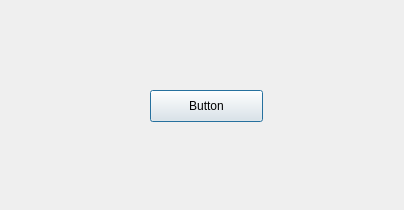
Qt form ui/watering_waterBalance_dialog.ui (Ingeniousware/QGISWaterIng) before a commit.
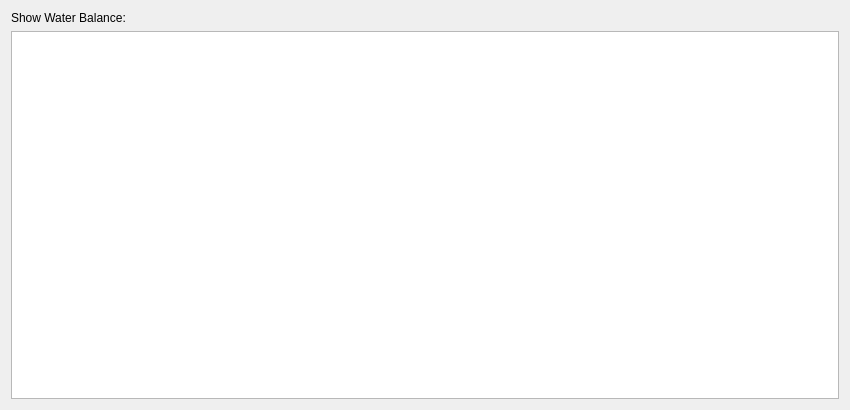
The same form after that commit.

Commit message: water balance

Diff of the .ui file:
```diff
--- a/ui/watering_waterBalance_dialog.ui
+++ b/ui/watering_waterBalance_dialog.ui
@@ -9,26 +9,25 @@
    <rect>
     <x>0</x>
     <y>0</y>
-    <width>404</width>
-    <height>210</height>
+    <width>850</width>
+    <height>410</height>
    </rect>
   </property>
   <property name="windowTitle">
    <string>Watering Water Balance</string>
   </property>
-  <widget class="QPushButton" name="pushButton">
-   <property name="geometry">
-    <rect>
-     <x>150</x>
-     <y>90</y>
-     <width>113</width>
-     <height>32</height>
-    </rect>
-   </property>
+  <layout class="QGridLayout" name="gridLayout">
+   <item row="1" column="0" colspan="2">
+    <widget class="QTableWidget" name="tableWidget"/>
+   </item>
+   <item row="0" column="0" colspan="2">
+    <widget class="QLabel" name="label_2">
    <property name="text">
-    <string>Button</string>
-   </property>
-  </widget>
+      <string>Show Water Balance:</string>
+     </property>
+    </widget>
+   </item>
+  </layout>
  </widget>
  <resources/>
  <connections/>
```
Lines whose indentation alone changed are shown as unchanged. The commit also changes 1 other file.
